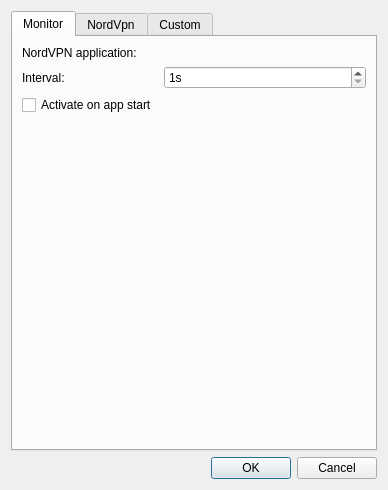
sendevent/yangl, file app/settings/settingsdialog.ui: the form before one commit.
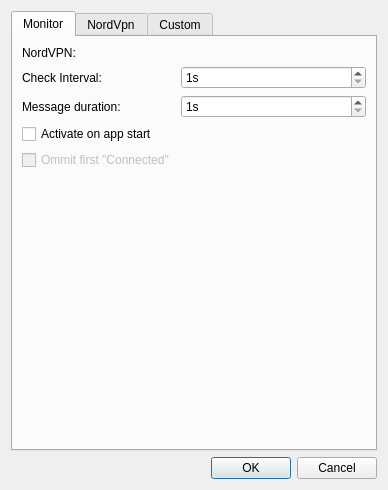
The form after the commit. Custom widgets are drawn as their Qt base class.

Patch:
```diff
--- a/app/settings/settingsdialog.ui
+++ b/app/settings/settingsdialog.ui
@@ -31,7 +31,7 @@
        <item row="0" column="0">
         <widget class="QLabel" name="label">
          <property name="text">
-          <string>NordVPN application:</string>
+          <string>NordVPN:</string>
          </property>
         </widget>
        </item>
@@ -41,7 +41,7 @@
        <item row="1" column="0">
         <widget class="QLabel" name="label_2">
          <property name="text">
-          <string>Interval:</string>
+          <string>Check Interval:</string>
          </property>
         </widget>
        </item>
@@ -59,25 +59,55 @@
         </widget>
        </item>
        <item row="2" column="0">
-        <widget class="QCheckBox" name="checkBoxAutoActive">
+        <widget class="QLabel" name="label_3">
          <property name="text">
-          <string>Activate on app start</string>
+          <string>Message duration:</string>
          </property>
         </widget>
        </item>
        <item row="2" column="1">
-        <spacer name="horizontalSpacer_2">
+        <widget class="QSpinBox" name="spinBoxMsgDuration">
+         <property name="suffix">
+          <string>s</string>
+         </property>
+         <property name="minimum">
+          <number>1</number>
+         </property>
+         <property name="maximum">
+          <number>3600</number>
+         </property>
+        </widget>
+       </item>
+       <item row="5" column="1">
+        <spacer name="verticalSpacer">
          <property name="orientation">
-          <enum>Qt::Horizontal</enum>
+          <enum>Qt::Vertical</enum>
          </property>
          <property name="sizeHint" stdset="0">
           <size>
-           <width>40</width>
-           <height>20</height>
+           <width>20</width>
+           <height>40</height>
           </size>
          </property>
         </spacer>
        </item>
+       <item row="4" column="0">
+        <widget class="QCheckBox" name="cbIgnoreFirstConnected">
+         <property name="enabled">
+          <bool>false</bool>
+         </property>
+         <property name="text">
+          <string>Ommit first &quot;Connected&quot;</string>
+         </property>
+        </widget>
+       </item>
+       <item row="3" column="0">
+        <widget class="QCheckBox" name="checkBoxAutoActive">
+         <property name="text">
+          <string>Activate on app start</string>
+         </property>
+        </widget>
+       </item>
       </layout>
      </widget>
      <widget class="ActionsTab" name="tabNordVpn">
```
